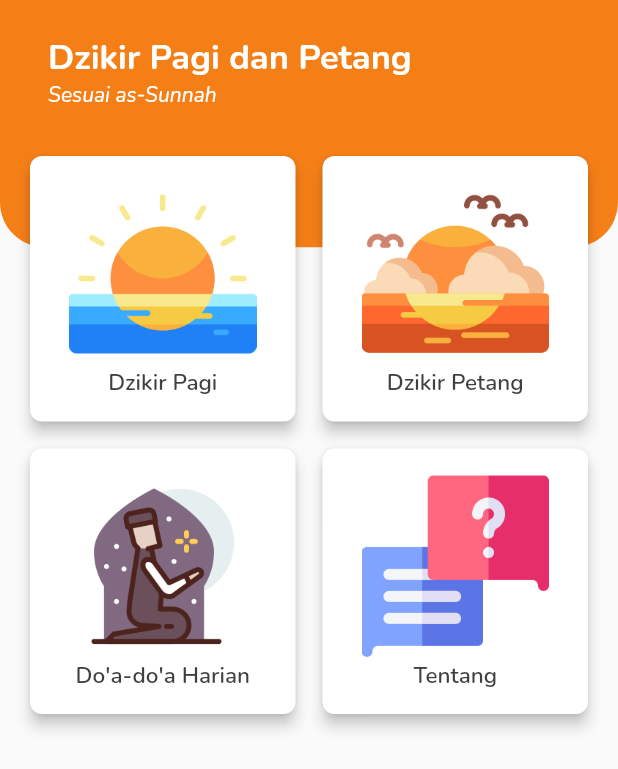
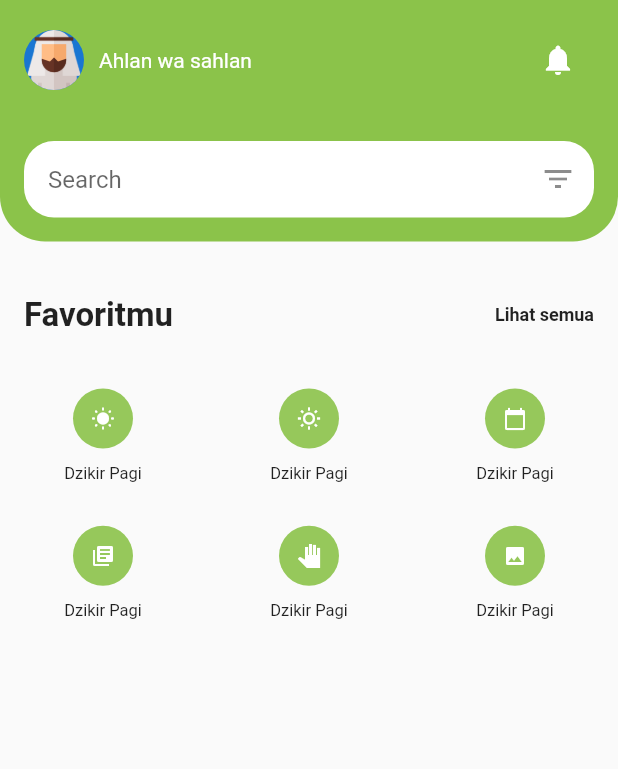
Before and after one commit to ikramrasinong/dzikirpagipetang, a Flutter app: the screen it shows after launch, on a phone screen of 412 x 824 dp. Shown: the top 769 px of the screen. Run offline on Flutter 3.47's test engine with Material 2 defaults, Android fonts, the phone set to English and light mode, and no system bars.

Commit message:
Homepage02

```diff
--- a/lib/home_screen.dart
+++ b/lib/home_screen.dart
@@ -1,5 +1,5 @@
 import 'package:flutter/material.dart';
-import 'package:google_fonts/google_fonts.dart';
+// import 'package:google_fonts/google_fonts.dart';
 
 class HomeScreen extends StatefulWidget {
   HomeScreen({Key key}) : super(key: key);
@@ -11,169 +11,128 @@ class HomeScreen extends StatefulWidget {
 class _HomeScreenState extends State<HomeScreen> {
   @override
   Widget build(BuildContext context) {
-    // to get size
-    var size = MediaQuery.of(context).size;
+    return Scaffold(
+      body: ListView(
+        children: <Widget>[
+          _top(),
+          SizedBox(
+            height: 20.0,
+          ),
+          Padding(
+            padding: EdgeInsets.all(16.0),
+            child: Row(
+              crossAxisAlignment: CrossAxisAlignment.center,
+              mainAxisAlignment: MainAxisAlignment.spaceBetween,
+              children: <Widget>[
+                Text(
+                  "Favoritmu",
+                  style: TextStyle(fontWeight: FontWeight.bold, fontSize: 22.0),
+                ),
+                Text(
+                  "Lihat semua",
+                  style: TextStyle(
+                    fontWeight: FontWeight.bold,
+                    fontSize: 12.0,
+                  ),
+                ),
+              ],
+            ),
+          ),
+          SizedBox(height: 20.0),
+          Container(
+            height: 200.0,
+            child: GridView(
+              gridDelegate: SliverGridDelegateWithFixedCrossAxisCount(
+                  crossAxisCount: 3, childAspectRatio: 3 / 2),
+              children: <Widget>[
+                _gridItem(Icons.wb_sunny_rounded),
+                _gridItem(Icons.wb_sunny_outlined),
+                _gridItem(Icons.calendar_today),
+                _gridItem(Icons.library_books),
+                _gridItem(Icons.pan_tool_sharp),
+                _gridItem(Icons.image),
+              ],
+            ),
+          )
+        ],
+      ),
+    );
+  }
 
-    //style
-    var cardTextStyle = GoogleFonts.nunito(
-        fontSize: 15,
-        color: Color.fromRGBO(63, 63, 63, 1),
-        fontWeight: FontWeight.w600);
+  _gridItem(icon) {
+    return Column(
+      children: <Widget>[
+        CircleAvatar(
+          child: Icon(
+            icon,
+            size: 16.0,
+            color: Colors.white,
+          ),
+          backgroundColor: Colors.lightGreen.withOpacity(0.9),
+        ),
+        SizedBox(height: 10.0),
+        Text(
+          "Dzikir Pagi",
+          style: TextStyle(
+            fontSize: 11.0,
+          ),
+        ),
+      ],
+    );
+  }
 
-    return Scaffold(
-      body: Stack(
+  _top() {
+    return Container(
+      padding: EdgeInsets.all(16.0),
+      decoration: BoxDecoration(
+          color: Colors.lightGreen,
+          borderRadius: BorderRadius.only(
+            bottomLeft: Radius.circular(30.0),
+            bottomRight: Radius.circular(30.0),
+          )),
+      child: Column(
         children: <Widget>[
-          Container(
-            padding: EdgeInsets.all(16.0),
-            height: size.height * .2,
-            decoration: BoxDecoration(
-                // image: DecorationImage(
-                //     alignment: Alignment.topCenter,
-                //     image: AssetImage('assets/images/sunrise.png')),
-                color: Colors.yellow[900],
-                borderRadius: BorderRadius.only(
-                  bottomLeft: Radius.circular(30.0),
-                  bottomRight: Radius.circular(30.0),
-                )),
-          ),
-          SafeArea(
-            child: Padding(
-              padding: EdgeInsets.all(16.0),
-              child: Column(
+          Row(
+            mainAxisAlignment: MainAxisAlignment.spaceBetween,
+            children: <Widget>[
+              Row(
                 children: <Widget>[
-                  Container(
-                    height: 64,
-                    margin: EdgeInsets.only(bottom: 20),
-                    child: Row(
-                      crossAxisAlignment: CrossAxisAlignment.start,
-                      children: <Widget>[
-                        SizedBox(
-                          width: 16,
-                        ),
-                        Column(
-                          mainAxisAlignment: MainAxisAlignment.center,
-                          crossAxisAlignment: CrossAxisAlignment.start,
-                          children: <Widget>[
-                            Text(
-                              'Dzikir Pagi dan Petang',
-                              style: GoogleFonts.nunito(
-                                fontWeight: FontWeight.w700,
-                                fontSize: 23,
-                                color: Colors.white,
-                              ),
-                            ),
-                            Text(
-                              "Sesuai as-Sunnah",
-                              style: GoogleFonts.nunito(
-                                fontStyle: FontStyle.italic,
-                                color: Colors.white,
-                              ),
-                            )
-                          ],
-                        )
-                      ],
-                    ),
+                  CircleAvatar(
+                    backgroundImage: AssetImage("assets/images/muslim.png"),
                   ),
-                  Expanded(
-                    child: GridView.count(
-                      mainAxisSpacing: 10,
-                      crossAxisSpacing: 10,
-                      primary: false,
-                      crossAxisCount: 2,
-                      children: [
-                        Card(
-                          shape: RoundedRectangleBorder(
-                              borderRadius: BorderRadius.circular(8)),
-                          elevation: 4,
-                          child: Column(
-                            mainAxisAlignment: MainAxisAlignment.center,
-                            children: <Widget>[
-                              Container(
-                                child: Image.asset(
-                                  'assets/images/sunrise.png',
-                                  height: 125.0,
-                                  fit: BoxFit.cover,
-                                ),
-                              ),
-                              Text(
-                                'Dzikir Pagi',
-                                style: cardTextStyle,
-                              ),
-                            ],
-                          ),
-                        ),
-                        Card(
-                          shape: RoundedRectangleBorder(
-                              borderRadius: BorderRadius.circular(8)),
-                          elevation: 4,
-                          child: Column(
-                            mainAxisAlignment: MainAxisAlignment.center,
-                            children: <Widget>[
-                              Container(
-                                child: Image.asset(
-                                  'assets/images/sunsets.png',
-                                  height: 125.0,
-                                  fit: BoxFit.cover,
-                                ),
-                              ),
-                              Text(
-                                'Dzikir Petang',
-                                style: cardTextStyle,
-                              ),
-                            ],
-                          ),
-                        ),
-
-                        Card(
-                          shape: RoundedRectangleBorder(
-                              borderRadius: BorderRadius.circular(8)),
-                          elevation: 4,
-                          child: Column(
-                            mainAxisAlignment: MainAxisAlignment.center,
-                            children: <Widget>[
-                              Container(
-                                child: Image.asset(
-                                  'assets/images/pray.png',
-                                  height: 125.0,
-                                  fit: BoxFit.cover,
-                                ),
-                              ),
-                              Text(
-                                "Do'a-do'a Harian",
-                                style: cardTextStyle,
-                              ),
-                            ],
-                          ),
-                        ),
-
-                        Card(
-                          shape: RoundedRectangleBorder(
-                              borderRadius: BorderRadius.circular(8)),
-                          elevation: 4,
-                          child: Column(
-                            mainAxisAlignment: MainAxisAlignment.center,
-                            children: <Widget>[
-                              Container(
-                                child: Image.asset(
-                                  'assets/images/question.png',
-                                  height: 125.0,
-                                  fit: BoxFit.cover,
-                                ),
-                              ),
-                              Text(
-                                'Tentang',
-                                style: cardTextStyle,
-                              ),
-                            ],
-                          ),
-                        ),
-                        // Container()
-                      ],
-                    ),
+                  SizedBox(
+                    width: 10.0,
+                  ),
+                  Text(
+                    "Ahlan wa sahlan",
+                    style: TextStyle(color: Colors.white),
                   ),
                 ],
               ),
-            ),
+              IconButton(
+                icon: Icon(
+                  Icons.notifications,
+                  color: Colors.white,
+                ),
+                onPressed: () {},
+              ),
+            ],
+          ),
+          SizedBox(
+            height: 30.0,
+          ),
+          TextField(
+            decoration: InputDecoration(
+                hintText: "Search",
+                fillColor: Colors.white,
+                filled: true,
+                suffixIcon: Icon(Icons.filter_list),
+                enabledBorder: OutlineInputBorder(
+                  borderRadius: BorderRadius.circular(20.0),
+                  borderSide: BorderSide(color: Colors.transparent),
+                ),
+                contentPadding:
+                    EdgeInsets.symmetric(horizontal: 16.0, vertical: 16.0)),
           ),
         ],
       ),
--- a/pubspec.yaml
+++ b/pubspec.yaml
@@ -46,11 +46,7 @@ flutter:
   uses-material-design: true
 
   assets:
-    - assets/images/sunrise.png
-    - assets/images/sunsets.png
-    - assets/images/information.png
-    - assets/images/pray.png
-    - assets/images/question.png
+    - assets/images/muslim.png
 
     # - assets/images/sunrise.svg
     # - assets/images/sunsets.svg
```
Also changed, not shown: assets/images/muslim.png (added).
